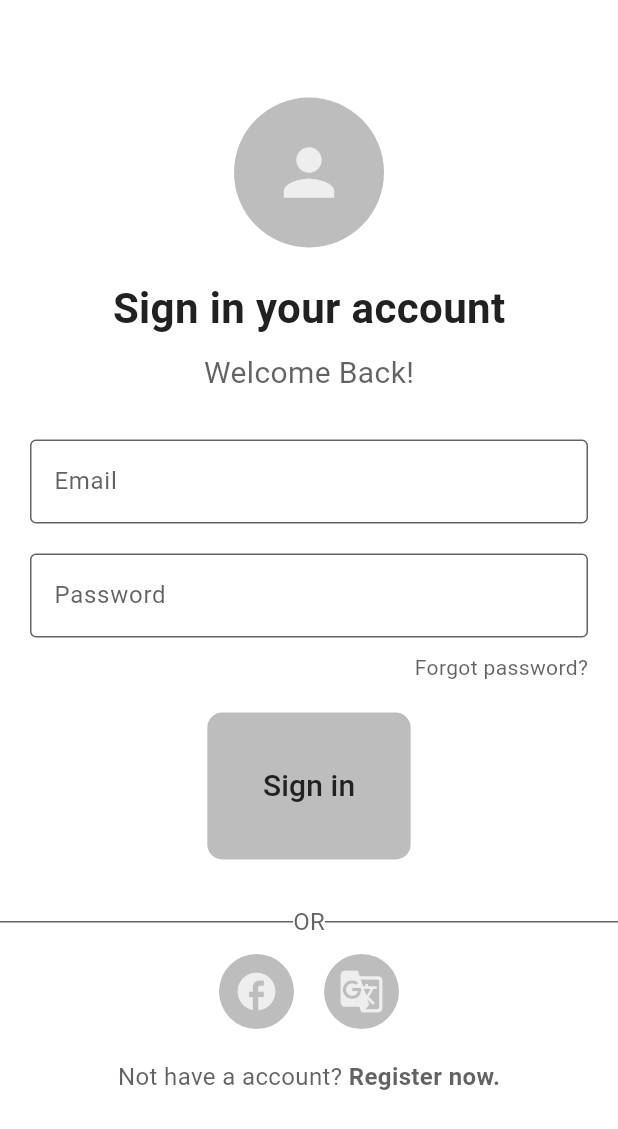
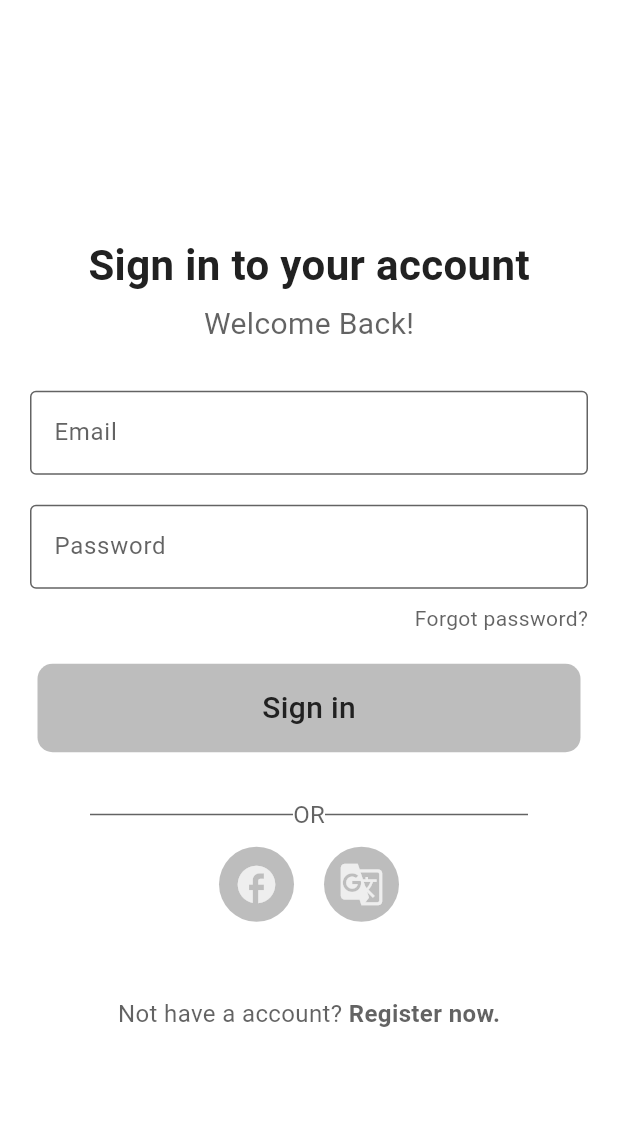
Before and after one commit to Hajorda/basitNot, a Flutter app: the screen it shows after launch, after a tap on "Sign in", on a phone screen of 412 x 824 dp. Shown: the top 1129 px of the screen. Run offline on Flutter 3.47's test engine with Material 3 defaults, Android fonts, the phone set to English and light mode, and no system bars; our stand-ins replace firebase_auth, firebase_core, google_fonts, isar; accounts and stored records are empty; generated files the repository leaves out were written again; network calls fail.

Commit message:
Login Page FireBase Auth done! Error handling TODO

```diff
--- /dev/null
+++ b/basitnot/lib/auth/authPage.dart
@@ -0,0 +1,22 @@
+import 'package:basitnot/auth/loginPage.dart';
+import 'package:basitnot/pages/notesPage.dart';
+import 'package:firebase_auth/firebase_auth.dart';
+import 'package:flutter/material.dart';
+
+class AuthPage extends StatelessWidget {
+  const AuthPage({super.key});
+
+  @override
+  Widget build(BuildContext context) {
+    return Scaffold(
+      body: StreamBuilder<User?>(stream: FirebaseAuth.instance.authStateChanges(),
+     builder: (context, snapshot) {
+       if (snapshot.hasData) {
+         return notesPage();
+       }
+       else{
+        return LoginPage();
+       }
+     }, ) ,);
+  }
+}
--- a/basitnot/lib/auth/loginPage.dart
+++ b/basitnot/lib/auth/loginPage.dart
@@ -1,10 +1,14 @@
+import 'package:firebase_auth/firebase_auth.dart';
 import 'package:flutter/material.dart';
 
-class LoginPage extends StatelessWidget {
+class LoginPage extends StatefulWidget {
    const LoginPage({super.key});
 
+  @override
+  State<LoginPage> createState() => _LoginPageState();
+}
 
-
+class _LoginPageState extends State<LoginPage> {
   @override
   Widget build(BuildContext context) {
 
@@ -12,33 +16,56 @@ class LoginPage extends StatelessWidget {
     TextEditingController passwordController = TextEditingController();
       var textColor =  Theme.of(context).colorScheme.inversePrimary;
 
+      void signIn(String email, String password) async{
+        print("Email: $email, Password: $password");
+        showDialog(context: context, builder: (context) {
+          return Center(child: CircularProgressIndicator(),);
+        },);
+       try{
+         await FirebaseAuth.instance.signInWithEmailAndPassword(email: email, password: password);
+       }on FirebaseAuthException catch (e){
+        print(e.code);
+        if(e.code == "user-not-found"){
+          print("User Not Found!");
+          Navigator.pop(context);
+          SnackBar(content: Text("data"),);
+        }
+        else if (e.code == "wrong-password"){
+          print("Wrong Password");
+          Navigator.pop(context);
+
+        }
+        else if (e.code == "invalid-credential"){
+           Navigator.pop(context);
+
+
+        }
+       }
+
+
+      Navigator.pop(context);
+      }
+
+      void warningMessage(String t){
+         showDialog(context: context, builder: (context) {
+          return const AlertDialog(title: Text(""),);
+        },);
+      }
+
     return Scaffold(
     body: Center(
       child: Column(
         mainAxisAlignment: MainAxisAlignment.center,
         children: [
 
-            Row(
-              mainAxisAlignment: MainAxisAlignment.center,
-              children: [
-                Container(
-                  width: 100,
-                  height: 100,
-                  decoration: BoxDecoration(
-                    shape: BoxShape.circle,
-                    color: Theme.of(context).colorScheme.secondary
-                  ),
-                  child: Icon(Icons.person, size: 50, color: Theme.of(context).colorScheme.primary,),
-                ),
-              ],
-            ),
+
 
           const SizedBox(height: 20,),
 
           Column(
             children: [
-              Text("Sign in your account", style: TextStyle(fontSize: 28, fontWeight: FontWeight.bold, color: Theme.of(context).colorScheme.inversePrimary)  ),
-             const SizedBox(height: 9,),
+              Text("Sign in to your account", style: TextStyle(fontSize: 28, fontWeight: FontWeight.bold, color: Theme.of(context).colorScheme.inversePrimary)  ),
+             const SizedBox(height: 5,),
               Text("Welcome Back!" , style: TextStyle(fontSize: 20, color:textColor.withOpacity(0.7))  ),
 
              const SizedBox(height: 30,),
@@ -75,7 +102,7 @@ class LoginPage extends StatelessWidget {
                       ),
                       controller: passwordController,
                     ),
-                     SizedBox(height: 10,),
+                     const SizedBox(height: 10,),
 
               Container(
                 alignment: Alignment.centerRight,
@@ -85,31 +112,40 @@ class LoginPage extends StatelessWidget {
                 ),
               ),
 
+              const SizedBox(height: 20,),
+
               //TODO:Button
 
-              Container(
-                padding: const EdgeInsets.all(25),
-                margin: const EdgeInsets.symmetric(vertical: 20),
+              GestureDetector(
+                child: Container(
+                    padding: const EdgeInsets.all(15),
+                    margin: const EdgeInsets.symmetric(horizontal: 25),
                     decoration: BoxDecoration(
                       color: Theme.of(context).colorScheme.secondary,
                       borderRadius: BorderRadius.circular(10)
                     ),
-                child: TextButton(
-                  onPressed: (){
-                    //TODO: Sign in
-                    //signIn(emailController.text, passwordController.text, context);
-                  },
-                  child: Text("Sign in", style: TextStyle(fontSize: 20, color: Theme.of(context).colorScheme.inversePrimary)  ),
+                    child: Center(
+                      child: Text("Sign in", style: TextStyle(fontSize: 20, color: Theme.of(context).colorScheme.inversePrimary, fontWeight: FontWeight.w500) ),
                     ),
                   ),
+                  onTap: () {
+                    signIn(emailController.text, passwordController.text,);
+                  },
+              ),
 
-                const SizedBox(height: 10,),
 
-                Row(children: [
+                const SizedBox(height: 30,),
+
+                Padding(
+                  padding: const EdgeInsets.symmetric(horizontal: 60),
+                  child: Row(
+                    mainAxisAlignment: MainAxisAlignment.center,
+                    children: [
                     Expanded(child: Divider(color: textColor.withOpacity(0.7),)),
                     Text("OR", style: TextStyle(fontSize: 16, color: textColor.withOpacity(0.7))  ),
                     Expanded(child: Divider(color: textColor.withOpacity(0.7),)),
                   ],),
+                ),
 
                 const SizedBox(height: 10,),
 
@@ -140,7 +176,7 @@ class LoginPage extends StatelessWidget {
                 ),
 
 
-             const SizedBox(height: 20,),
+             const SizedBox(height: 50,),
 
               Container(),
              Row(mainAxisAlignment: MainAxisAlignment.center,children: [
@@ -148,7 +184,7 @@ class LoginPage extends StatelessWidget {
                 Text("Register now.", style: TextStyle(fontSize: 16, color: textColor.withOpacity(0.7), fontWeight: FontWeight.bold)  ),
              ],
              ),
-              SizedBox(height: 30,),
+
 
             ],
           ),
--- a/basitnot/lib/main.dart
+++ b/basitnot/lib/main.dart
@@ -1,5 +1,6 @@
 // ignore_for_file: unused_import
 
+import 'package:basitnot/auth/authPage.dart';
 import 'package:basitnot/auth/loginPage.dart';
 import 'package:basitnot/models/note.dart';
 import 'package:basitnot/models/noteDatabase.dart';
@@ -9,13 +10,17 @@
 import 'package:provider/provider.dart';
 
 import 'theme/theme_provider.dart';
-
+import 'package:firebase_core/firebase_core.dart';
+import 'firebase_options.dart';
 
 
 void main() async{
 
   WidgetsFlutterBinding.ensureInitialized();
    await NoteDatabase.init();
+   await Firebase.initializeApp(
+  options: DefaultFirebaseOptions.currentPlatform,
+);
 
   runApp(
 
@@ -37,7 +42,7 @@
       title: 'Flutter Demo',
       theme: Provider.of<ThemeProvider>(context).themeData,
       home:  //const notesPage(),
-      const LoginPage(),
+      const AuthPage(),
       //EditPage(Note(title: "Merhaba", creationDate: DateTime.now(), lastEditDate: DateTime.now())),
       debugShowCheckedModeBanner: false,
     );
--- a/basitnot/lib/pages/settingsPage.dart
+++ b/basitnot/lib/pages/settingsPage.dart
@@ -1,4 +1,5 @@
 import 'package:basitnot/theme/theme_provider.dart';
+import 'package:firebase_auth/firebase_auth.dart';
 import 'package:flutter/cupertino.dart';
 import 'package:flutter/material.dart';
 import 'package:provider/provider.dart';
@@ -6,8 +7,15 @@ import 'package:provider/provider.dart';
 class SettingsPage extends StatelessWidget {
   const SettingsPage({super.key});
 
+
+  void SignUserOut(){
+    FirebaseAuth.instance.signOut();
+    print("SignOutFor user");
+
+  }
   @override
   Widget build(BuildContext context) {
+    final currentUser = FirebaseAuth.instance.currentUser!;
     return Scaffold(
       appBar: AppBar(
         title: const Text('Settings'),
@@ -15,7 +23,28 @@ class SettingsPage extends StatelessWidget {
         foregroundColor: Theme.of(context).colorScheme.inversePrimary,
         elevation: 0,
       ),
-      body: Container(
+      body: Column(
+        children: [
+          Container(
+            margin: const EdgeInsets.only(left: 25, right: 25),
+            decoration: BoxDecoration(
+              color: Theme.of(context).colorScheme.primary,
+              borderRadius: BorderRadius.circular(14),
+            ),
+            padding: const EdgeInsets.symmetric(horizontal: 20, vertical: 25),
+            child: Row(
+              mainAxisAlignment: MainAxisAlignment.spaceBetween,
+              children: [
+                Text(currentUser.email!),
+                IconButton(onPressed: () {
+                  SignUserOut();
+                  Navigator.pop(context);
+                }, icon:  Icon(Icons.logout))
+              ],
+            ),),
+
+          //Dark Mode Switch
+          Container(
             margin: const EdgeInsets.only(left: 25, right: 25),
             decoration: BoxDecoration(
               color: Theme.of(context).colorScheme.primary,
@@ -33,6 +62,8 @@ class SettingsPage extends StatelessWidget {
                 onChanged: (value) => Provider.of<ThemeProvider>(context, listen: false).toggleTheme()
                 ,)
             ],),
+          ),
+        ],
       )
     );
   }
--- a/basitnot/pubspec.yaml
+++ b/basitnot/pubspec.yaml
@@ -42,6 +42,7 @@ dependencies:
   build_runner: ^2.4.8
   firebase_auth: ^4.17.4
   google_fonts: ^6.1.0
+  firebase_core: ^2.25.4
 
 dev_dependencies:
   flutter_test:
```
Also changed, not shown: basitnot/lib/firebase_options.dart (added), basitnot/pubspec.lock, 7 other files. Lines whose indentation alone changed are shown as unchanged.
